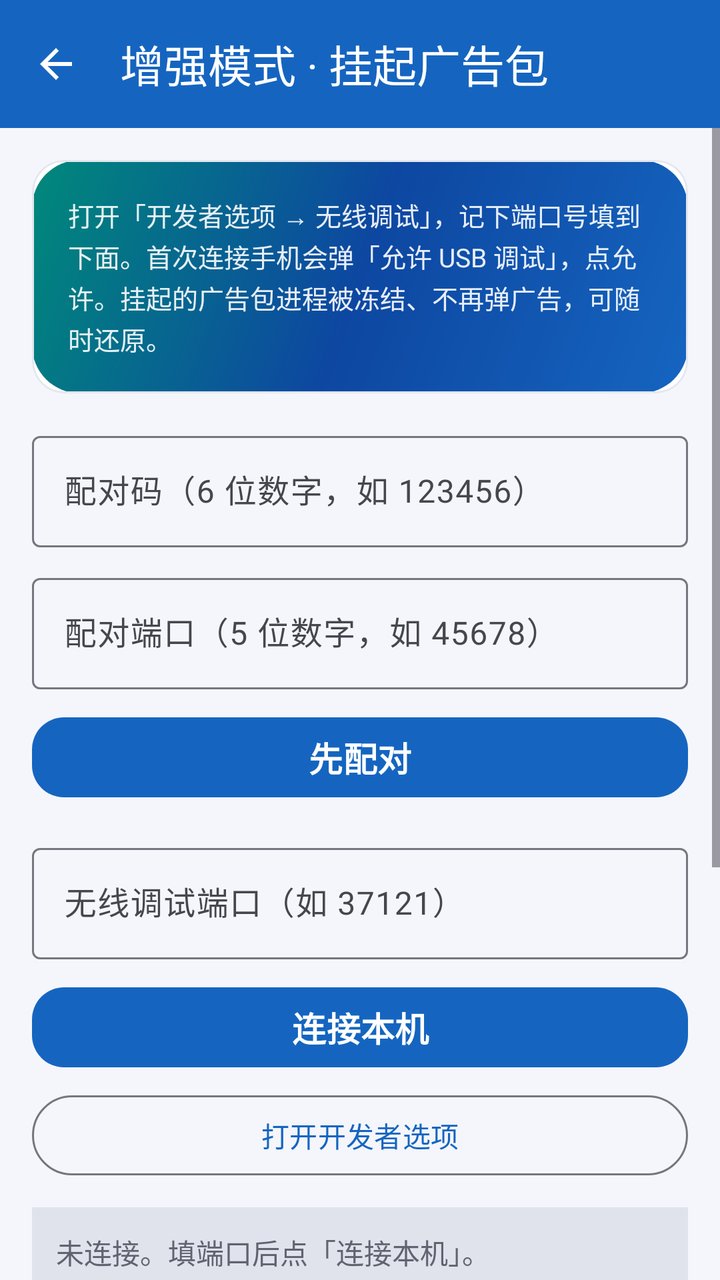
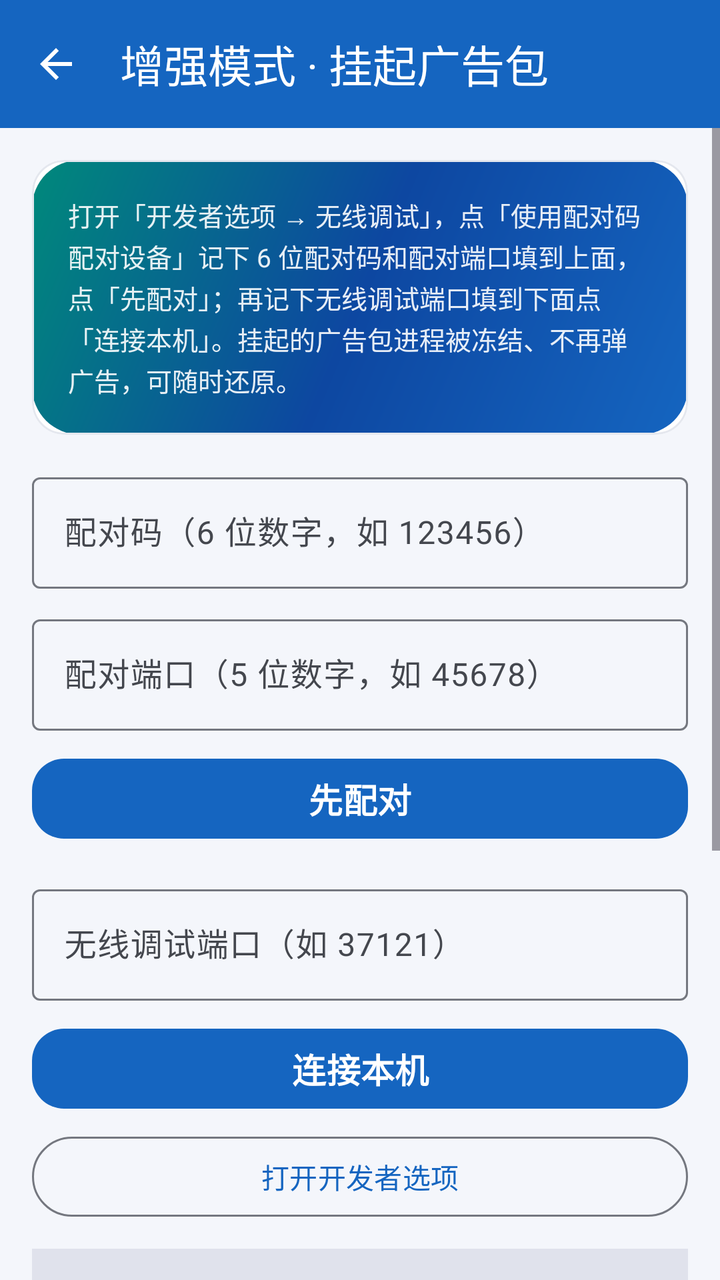

Two renders of the same Android screen: before a commit and after it. Below are the layout's source before the change and the commit's diff.
<!-- AndroidManifest.xml: application theme Theme.AdCleaner -->
<!-- res/layout/activity_wireless_debug.xml -->
<?xml version="1.0" encoding="utf-8"?>
<LinearLayout xmlns:android="http://schemas.android.com/apk/res/android"
    xmlns:app="http://schemas.android.com/apk/res-auto"
    android:layout_width="match_parent"
    android:layout_height="match_parent"
    android:orientation="vertical"
    android:background="@color/bg_light">

    <com.google.android.material.appbar.MaterialToolbar
        android:id="@+id/toolbar"
        style="@style/Widget.AdCleaner.Toolbar"
        android:layout_width="match_parent"
        android:layout_height="?attr/actionBarSize"
        app:title="@string/wd_title"
        app:navigationIcon="@drawable/ic_back" />

    <ScrollView
        android:layout_width="match_parent"
        android:layout_height="match_parent"
        android:fillViewport="true">

        <LinearLayout
            android:layout_width="match_parent"
            android:layout_height="wrap_content"
            android:orientation="vertical"
            android:padding="16dp">

            
            <com.google.android.material.card.MaterialCardView
                android:layout_width="match_parent"
                android:layout_height="wrap_content"
                app:cardCornerRadius="16dp"
                app:cardElevation="0dp">

                <LinearLayout
                    android:layout_width="match_parent"
                    android:layout_height="wrap_content"
                    android:orientation="vertical"
                    android:padding="18dp"
                    android:background="@drawable/gradient_hero">

                    <TextView
                        android:layout_width="wrap_content"
                        android:layout_height="wrap_content"
                        android:text="@string/wd_intro"
                        android:textColor="#E6FFFFFF"
                        android:textSize="13sp"
                        android:lineSpacingExtra="2dp" />
                </LinearLayout>
            </com.google.android.material.card.MaterialCardView>

            
            <com.google.android.material.textfield.TextInputLayout
                style="@style/Widget.Material3.TextInputLayout.OutlinedBox"
                android:layout_width="match_parent"
                android:layout_height="wrap_content"
                android:layout_marginTop="16dp"
                android:hint="@string/wd_pair_code_hint">

                <com.google.android.material.textfield.TextInputEditText
                    android:id="@+id/etPairCode"
                    android:layout_width="match_parent"
                    android:layout_height="wrap_content"
                    android:inputType="number"
                    android:imeOptions="actionDone"
                    android:maxLength="6" />
            </com.google.android.material.textfield.TextInputLayout>

            <com.google.android.material.textfield.TextInputLayout
                style="@style/Widget.Material3.TextInputLayout.OutlinedBox"
                android:layout_width="match_parent"
                android:layout_height="wrap_content"
                android:layout_marginTop="10dp"
                android:hint="@string/wd_pair_port_hint">

                <com.google.android.material.textfield.TextInputEditText
                    android:id="@+id/etPairPort"
                    android:layout_width="match_parent"
                    android:layout_height="wrap_content"
                    android:inputType="number"
                    android:imeOptions="actionDone"
                    android:maxLength="5" />
            </com.google.android.material.textfield.TextInputLayout>

            <com.google.android.material.button.MaterialButton
                android:id="@+id/btnPair"
                style="@style/Widget.AdCleaner.Button.Primary"
                android:layout_width="match_parent"
                android:layout_height="wrap_content"
                android:layout_marginTop="10dp"
                android:text="@string/wd_btn_pair" />

            
            <com.google.android.material.textfield.TextInputLayout
                style="@style/Widget.Material3.TextInputLayout.OutlinedBox"
                android:layout_width="match_parent"
                android:layout_height="wrap_content"
                android:layout_marginTop="16dp"
                android:hint="@string/wd_port_hint">

                <com.google.android.material.textfield.TextInputEditText
                    android:id="@+id/etPort"
                    android:layout_width="match_parent"
                    android:layout_height="wrap_content"
                    android:inputType="number"
                    android:imeOptions="actionDone"
                    android:maxLength="5" />
            </com.google.android.material.textfield.TextInputLayout>

            <com.google.android.material.button.MaterialButton
                android:id="@+id/btnConnect"
                style="@style/Widget.AdCleaner.Button.Primary"
                android:layout_width="match_parent"
                android:layout_height="wrap_content"
                android:layout_marginTop="10dp"
                android:text="@string/wd_btn_connect" />

            <com.google.android.material.button.MaterialButton
                android:id="@+id/btnOpenSettings"
                android:layout_width="match_parent"
                android:layout_height="wrap_content"
                android:layout_marginTop="6dp"
                android:text="@string/wd_btn_open_settings"
                style="@style/Widget.Material3.Button.OutlinedButton" />

            
            <TextView
                android:id="@+id/tvStatus"
                android:layout_width="match_parent"
                android:layout_height="wrap_content"
                android:layout_marginTop="12dp"
                android:text="@string/wd_status_idle"
                android:textColor="@color/text_secondary"
                android:textSize="14sp"
                android:padding="12dp"
                android:background="@color/m3_surfaceVariant" />

            
            <TextView
                android:layout_width="wrap_content"
                android:layout_height="wrap_content"
                android:layout_marginTop="16dp"
                android:text="@string/wd_packages_title"
                android:textStyle="bold"
                android:textSize="15sp"
                android:textColor="@color/text_primary" />

            <LinearLayout
                android:id="@+id/containerPackages"
                android:layout_width="match_parent"
                android:layout_height="wrap_content"
                android:orientation="vertical"
                android:layout_marginTop="6dp"
                android:visibility="gone" />

            
            <TextView
                android:layout_width="wrap_content"
                android:layout_height="wrap_content"
                android:layout_marginTop="16dp"
                android:text="@string/wd_log"
                android:textStyle="bold"
                android:textSize="13sp"
                android:textColor="@color/text_primary" />

            <TextView
                android:id="@+id/tvLog"
                android:layout_width="match_parent"
                android:layout_height="220dp"
                android:layout_marginTop="4dp"
                android:background="@color/m3_surfaceVariant"
                android:padding="8dp"
                android:fontFamily="monospace"
                android:textSize="12sp"
                android:textColor="@color/text_primary"
                android:scrollbars="vertical" />

        </LinearLayout>
    </ScrollView>
</LinearLayout>
<!-- resources referenced by this layout -->
<resources>
  <color name="bg_light">#F4F6FB</color>
  <color name="m3_surfaceVariant">#E0E2EC</color>
  <color name="text_primary">#1A1A2E</color>
  <color name="text_secondary">#5F6470</color>
  <!-- drawable gradient_hero (drawable) -->
  <?xml version="1.0" encoding="utf-8"?>
  <shape xmlns:android="http://schemas.android.com/apk/res/android"
      android:shape="rectangle">
      <gradient
          android:startColor="@color/brand_blue"
          android:centerColor="@color/brand_blue_dark"
          android:endColor="@color/brand_teal"
          android:angle="135" />
      <corners android:radius="24dp" />
  </shape>
  <string name="wd_btn_connect">连接本机</string>
  <string name="wd_btn_open_settings">打开开发者选项</string>
  <string name="wd_btn_pair">先配对</string>
  <string name="wd_intro">打开「开发者选项 → 无线调试」，记下端口号填到下面。首次连接手机会弹「允许 USB 调试」，点允许。挂起的广告包进程被冻结、不再弹广告，可随时还原。</string>
  <string name="wd_log">日志</string>
  <string name="wd_packages_title">常见广告 / 推荐组件</string>
  <string name="wd_pair_code_hint">配对码（6 位数字，如 123456）</string>
  <string name="wd_pair_port_hint">配对端口（5 位数字，如 45678）</string>
  <string name="wd_port_hint">无线调试端口（如 37121）</string>
  <string name="wd_status_idle">未连接。填端口后点「连接本机」。</string>
  <string name="wd_title">增强模式 · 挂起广告包</string>
  <style name="Widget.AdCleaner.Button.Primary" parent="Widget.Material3.Button">
          <item name="cornerRadius">16dp</item>
          <item name="android:textSize">17sp</item>
          <item name="android:textStyle">bold</item>
          <item name="iconGravity">textStart</item>
          <item name="iconPadding">10dp</item>
          <item name="backgroundTint">@color/m3_primary</item>
      </style>
  <style name="Widget.AdCleaner.Toolbar" parent="Widget.Material3.Toolbar">
          <item name="android:background">@color/m3_primary</item>
          <item name="titleTextColor">@color/m3_onPrimary</item>
          <item name="navigationIconTint">@color/m3_onPrimary</item>
      </style>
  <color name="brand_blue">#1565C0</color>
  <color name="brand_blue_dark">#0D47A1</color>
  <color name="brand_teal">#00897B</color>
  <color name="white">#FFFFFFFF</color>
  <color name="m3_primary">#1565C0</color>
  <color name="m3_onPrimary">#FFFFFF</color>
  <color name="m3_primaryContainer">#D8E2FF</color>
  <color name="m3_onPrimaryContainer">#001B3F</color>
  <color name="m3_secondary">#00696E</color>
  <color name="m3_onSecondary">#FFFFFF</color>
  <color name="m3_secondaryContainer">#9CF1F5</color>
  <color name="m3_onSecondaryContainer">#002022</color>
  <color name="m3_tertiary">#7A5900</color>
  <color name="m3_onTertiary">#FFFFFF</color>
  <color name="m3_error">#BA1A1A</color>
  <color name="m3_onError">#FFFFFF</color>
  <color name="m3_errorContainer">#FFDAD6</color>
  <color name="m3_onErrorContainer">#410002</color>
  <color name="m3_surface">#F8F9FF</color>
  <color name="m3_onSurface">#191C20</color>
  <color name="m3_onSurfaceVariant">#44474E</color>
  <color name="m3_outline">#74777F</color>
  <color name="m3_outlineVariant">#C4C6D0</color>
  <color name="brand_blue_light">#42A5F5</color>
  <color name="bg_page">#F4F6FB</color>
  <style name="Widget.AdCleaner.CardView" parent="Widget.Material3.CardView.Filled">
          <item name="cardCornerRadius">20dp</item>
          <item name="cardBackgroundColor">@color/bg_card</item>
          <item name="cardElevation">0dp</item>
          <item name="strokeColor">@color/divider</item>
          <item name="strokeWidth">1dp</item>
      </style>
  <color name="bg_card">#FFFFFF</color>
  <color name="divider">#E4E7EE</color>
  <!-- unchanged entries left out for length: 2 -->
</resources>

<!-- the commit's change to res/layout/activity_wireless_debug.xml (unified diff, before → after) -->
@@ -163,17 +163,24 @@
                 android:textSize="13sp"
                 android:textColor="@color/text_primary" />
 
-            <TextView
-                android:id="@+id/tvLog"
+            
+            <androidx.core.widget.NestedScrollView
+                android:id="@+id/svLog"
                 android:layout_width="match_parent"
                 android:layout_height="220dp"
                 android:layout_marginTop="4dp"
                 android:background="@color/m3_surfaceVariant"
-                android:padding="8dp"
-                android:fontFamily="monospace"
-                android:textSize="12sp"
-                android:textColor="@color/text_primary"
-                android:scrollbars="vertical" />
+                android:fillViewport="true">
+
+                <TextView
+                    android:id="@+id/tvLog"
+                    android:layout_width="match_parent"
+                    android:layout_height="wrap_content"
+                    android:padding="8dp"
+                    android:fontFamily="monospace"
+                    android:textSize="12sp"
+                    android:textColor="@color/text_primary" />
+            </androidx.core.widget.NestedScrollView>
 
         </LinearLayout>
     </ScrollView>
<!-- resource entries referenced after the edit -->
@@ -18,7 +18,7 @@
   <string name="wd_btn_connect">连接本机</string>
   <string name="wd_btn_open_settings">打开开发者选项</string>
   <string name="wd_btn_pair">先配对</string>
-  <string name="wd_intro">打开「开发者选项 → 无线调试」，记下端口号填到下面。首次连接手机会弹「允许 USB 调试」，点允许。挂起的广告包进程被冻结、不再弹广告，可随时还原。</string>
+  <string name="wd_intro">打开「开发者选项 → 无线调试」，点「使用配对码配对设备」记下 6 位配对码和配对端口填到上面，点「先配对」；再记下无线调试端口填到下面点「连接本机」。挂起的广告包进程被冻结、不再弹广告，可随时还原。</string>
   <string name="wd_log">日志</string>
   <string name="wd_packages_title">常见广告 / 推荐组件</string>
   <string name="wd_pair_code_hint">配对码（6 位数字，如 123456）</string>
